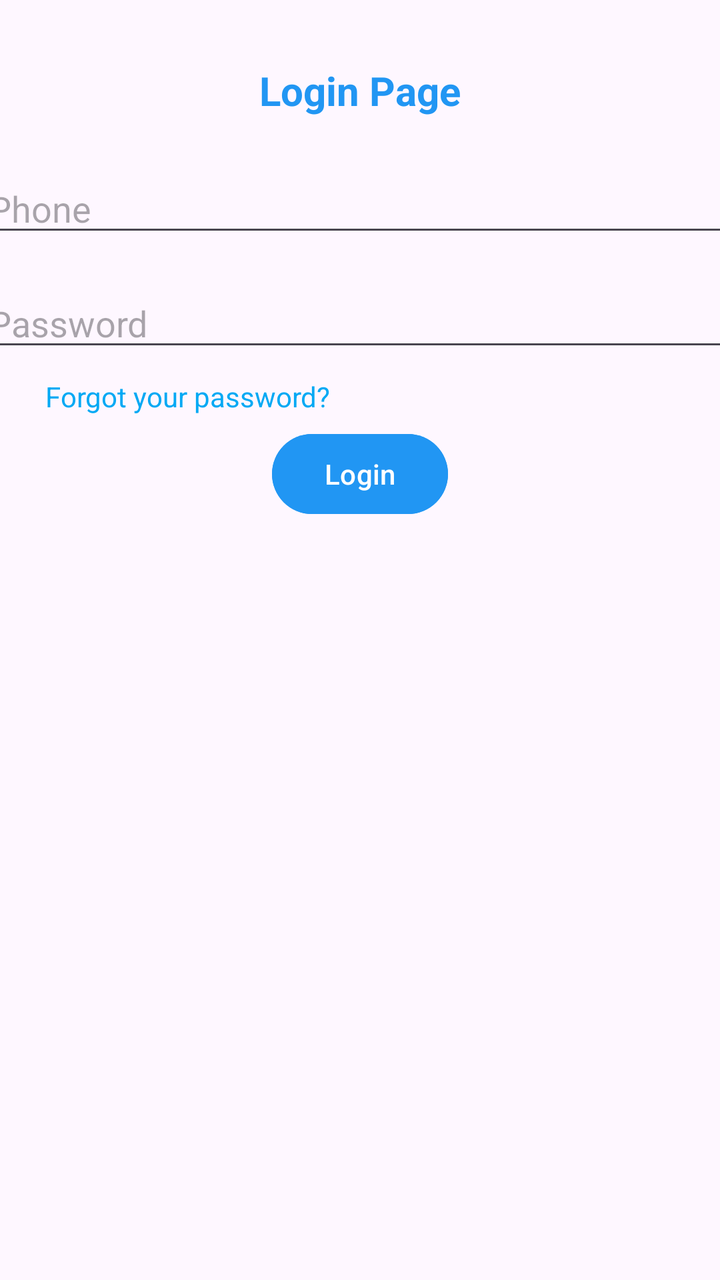
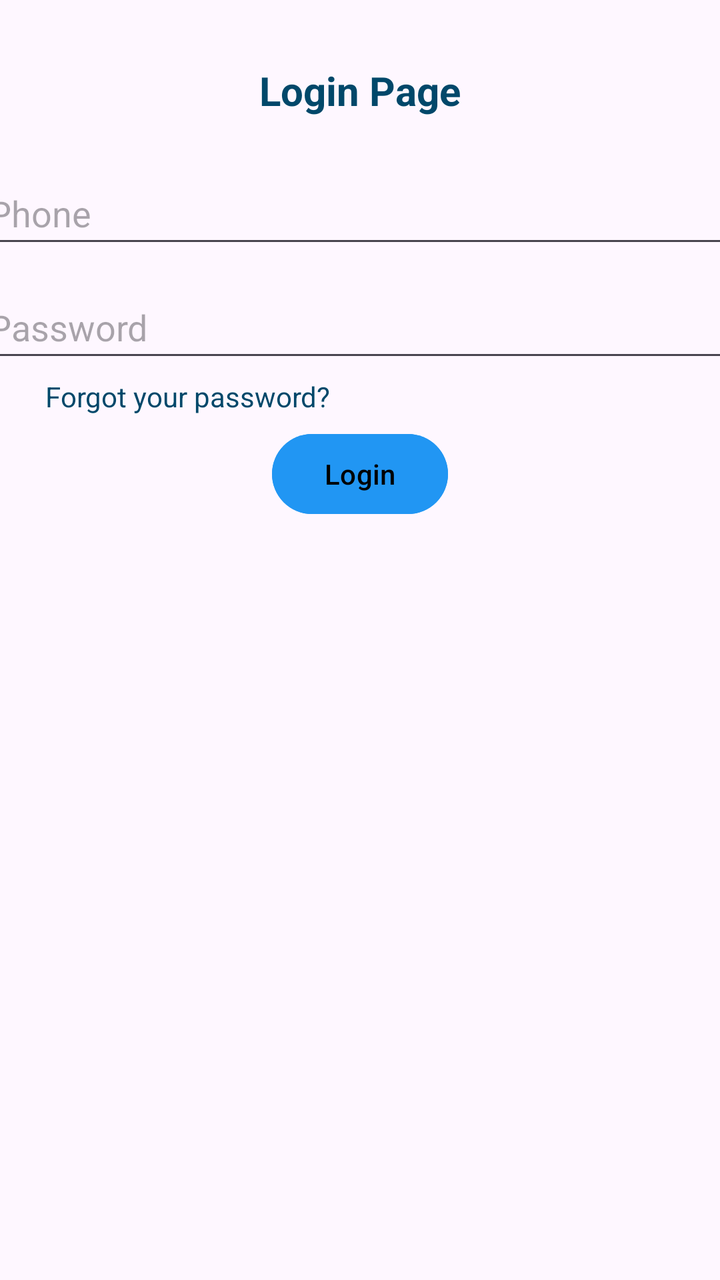

The first picture is an Android layout as it rendered before a commit; the second is the same layout after the commit. The layout source and the unified diff follow.
<!-- AndroidManifest.xml: application theme Theme.TestApplication -->
<!-- res/layout/activity_main.xml -->
<?xml version="1.0" encoding="utf-8"?>
<androidx.constraintlayout.widget.ConstraintLayout xmlns:android="http://schemas.android.com/apk/res/android"
    xmlns:app="http://schemas.android.com/apk/res-auto"
    xmlns:tools="http://schemas.android.com/tools"
    android:id="@+id/main"
    android:layout_width="match_parent"
    android:layout_height="match_parent"
    tools:context=".MainActivity">

    <TextView
        android:id="@+id/loginpage"
        android:layout_width="wrap_content"
        android:layout_height="wrap_content"
        android:layout_marginTop="8dp"
        android:text="Login Page"
        android:textColor="#2196F3"
        android:textSize="20sp"
        android:textStyle="bold"
        app:layout_constraintBottom_toBottomOf="parent"
        app:layout_constraintEnd_toEndOf="parent"
        app:layout_constraintHorizontal_bias="0.5"
        app:layout_constraintStart_toStartOf="parent"
        app:layout_constraintTop_toTopOf="parent"
        app:layout_constraintVertical_bias="0.039" />


    <EditText
        android:id="@+id/phone"
        style="@style/Widget.AppCompat.AutoCompleteTextView"
        android:layout_width="380dp"
        android:layout_height="wrap_content"
        android:autoText="true"
        android:ems="10"
        android:hint="Phone"
        android:inputType="number|phone"
        app:layout_constraintBottom_toBottomOf="parent"
        app:layout_constraintEnd_toEndOf="parent"
        app:layout_constraintHorizontal_bias="0.5"
        app:layout_constraintStart_toStartOf="parent"
        app:layout_constraintTop_toTopOf="parent"
        app:layout_constraintVertical_bias="0.137" />


    <EditText
        android:id="@+id/pass"
        android:layout_width="380dp"
        android:layout_height="wrap_content"
        android:ems="10"
        android:hint="Password"
        android:inputType="textVisiblePassword"
        app:layout_constraintBottom_toBottomOf="parent"
        app:layout_constraintEnd_toEndOf="parent"
        app:layout_constraintHorizontal_bias="0.5"
        app:layout_constraintStart_toStartOf="parent"
        app:layout_constraintTop_toTopOf="parent"
        app:layout_constraintVertical_bias="0.233" />


    <Button
        android:id="@+id/button"
        android:layout_width="wrap_content"
        android:layout_height="wrap_content"
        android:backgroundTint="#2196F3"
        android:text="Login"
        app:layout_constraintBottom_toBottomOf="parent"
        app:layout_constraintEnd_toEndOf="parent"
        app:layout_constraintStart_toStartOf="parent"
        app:layout_constraintTop_toTopOf="parent"
        app:layout_constraintVertical_bias="0.36" />

    <TextView
        android:id="@+id/forgotpass"
        android:layout_width="wrap_content"
        android:layout_height="wrap_content"
        android:text="Forgot your password?"
        android:textColor="#03A9F4"
        app:layout_constraintBottom_toBottomOf="parent"
        app:layout_constraintEnd_toEndOf="parent"
        app:layout_constraintHorizontal_bias="0.104"
        app:layout_constraintStart_toStartOf="parent"
        app:layout_constraintTop_toTopOf="parent"
        app:layout_constraintVertical_bias="0.304" />

</androidx.constraintlayout.widget.ConstraintLayout>
<!-- resources referenced by this layout -->
<resources>
  <style name="Theme.TestApplication" parent="Base.Theme.TestApplication" />
  <style name="Base.Theme.TestApplication" parent="Theme.Material3.DayNight.NoActionBar">
          
          
      </style>
</resources>

<!-- the commit's change to res/layout/activity_main.xml (unified diff, before → after) -->
@@ -8,12 +8,12 @@
     tools:context=".MainActivity">
 
     <TextView
-        android:id="@+id/loginpage"
+        android:id="@+id/loginPage"
         android:layout_width="wrap_content"
         android:layout_height="wrap_content"
         android:layout_marginTop="8dp"
-        android:text="Login Page"
-        android:textColor="#2196F3"
+        android:text="@string/login_page"
+        android:textColor="#01486A"
         android:textSize="20sp"
         android:textStyle="bold"
         app:layout_constraintBottom_toBottomOf="parent"
@@ -28,32 +28,33 @@
         android:id="@+id/phone"
         style="@style/Widget.AppCompat.AutoCompleteTextView"
         android:layout_width="380dp"
-        android:layout_height="wrap_content"
-        android:autoText="true"
+        android:layout_height="48dp"
         android:ems="10"
-        android:hint="Phone"
+        android:hint="@string/phone"
         android:inputType="number|phone"
         app:layout_constraintBottom_toBottomOf="parent"
         app:layout_constraintEnd_toEndOf="parent"
         app:layout_constraintHorizontal_bias="0.5"
         app:layout_constraintStart_toStartOf="parent"
         app:layout_constraintTop_toTopOf="parent"
-        app:layout_constraintVertical_bias="0.137" />
+        app:layout_constraintVertical_bias="0.137"
+        android:autofillHints="phone"/>
 
 
     <EditText
         android:id="@+id/pass"
         android:layout_width="380dp"
-        android:layout_height="wrap_content"
+        android:layout_height="48dp"
         android:ems="10"
-        android:hint="Password"
-        android:inputType="textVisiblePassword"
+        android:hint="@string/password"
+        android:inputType="text|textWebPassword"
         app:layout_constraintBottom_toBottomOf="parent"
         app:layout_constraintEnd_toEndOf="parent"
         app:layout_constraintHorizontal_bias="0.5"
         app:layout_constraintStart_toStartOf="parent"
         app:layout_constraintTop_toTopOf="parent"
-        app:layout_constraintVertical_bias="0.233" />
+        app:layout_constraintVertical_bias="0.233"
+        android:autofillHints="password"/>
 
 
     <Button
@@ -61,7 +62,9 @@
         android:layout_width="wrap_content"
         android:layout_height="wrap_content"
         android:backgroundTint="#2196F3"
-        android:text="Login"
+        android:text="@string/login_button"
+        android:textColor="#000000"
+        android:textColorLink="#901F1F"
         app:layout_constraintBottom_toBottomOf="parent"
         app:layout_constraintEnd_toEndOf="parent"
         app:layout_constraintStart_toStartOf="parent"
@@ -69,11 +72,11 @@
         app:layout_constraintVertical_bias="0.36" />
 
     <TextView
-        android:id="@+id/forgotpass"
+        android:id="@+id/forgotPass"
         android:layout_width="wrap_content"
         android:layout_height="wrap_content"
-        android:text="Forgot your password?"
-        android:textColor="#03A9F4"
+        android:text="@string/forgot_password"
+        android:textColor="#01486A"
         app:layout_constraintBottom_toBottomOf="parent"
         app:layout_constraintEnd_toEndOf="parent"
         app:layout_constraintHorizontal_bias="0.104"
<!-- resource entries referenced after the edit -->
@@ -1,5 +1,10 @@
 <!-- resources referenced by this layout -->
 <resources>
+  <string name="forgot_password">Forgot your password?</string>
+  <string name="login_button">Login</string>
+  <string name="login_page">Login Page</string>
+  <string name="password">Password</string>
+  <string name="phone">Phone</string>
   <style name="Theme.TestApplication" parent="Base.Theme.TestApplication" />
   <style name="Base.Theme.TestApplication" parent="Theme.Material3.DayNight.NoActionBar">
           
